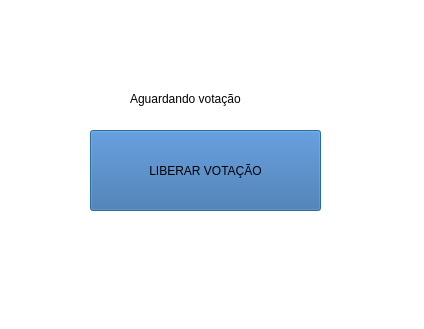
Qt form ui/M.ui (juniorjrc/Projeto_Conselho) before a commit.
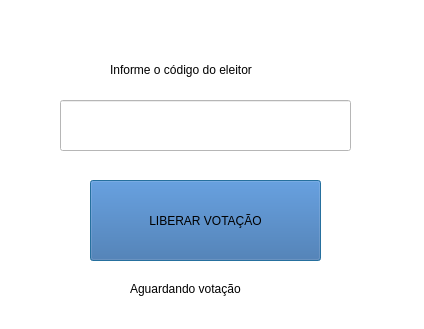
The same form after that commit.

Commit message: Inserção de validação nas quedas de conexão e alteração na interface do mesário

```diff
--- a/ui/M.ui
+++ b/ui/M.ui
@@ -20,7 +20,7 @@
    <property name="geometry">
     <rect>
      <x>90</x>
-     <y>130</y>
+     <y>180</y>
      <width>231</width>
      <height>81</height>
     </rect>
@@ -39,7 +39,7 @@
    <property name="geometry">
     <rect>
      <x>130</x>
-     <y>90</y>
+     <y>280</y>
      <width>181</width>
      <height>17</height>
     </rect>
@@ -48,6 +48,32 @@
     <string>Aguardando votação</string>
    </property>
   </widget>
+  <widget class="QLineEdit" name="txtCodigo">
+   <property name="geometry">
+    <rect>
+     <x>60</x>
+     <y>100</y>
+     <width>291</width>
+     <height>51</height>
+    </rect>
+   </property>
+  </widget>
+  <widget class="QLabel" name="lbAguardando_2">
+   <property name="enabled">
+    <bool>true</bool>
+   </property>
+   <property name="geometry">
+    <rect>
+     <x>110</x>
+     <y>60</y>
+     <width>211</width>
+     <height>20</height>
+    </rect>
+   </property>
+   <property name="text">
+    <string>Informe o código do eleitor</string>
+   </property>
+  </widget>
  </widget>
  <resources/>
  <connections/>
```
The commit also changes 3 other files.
